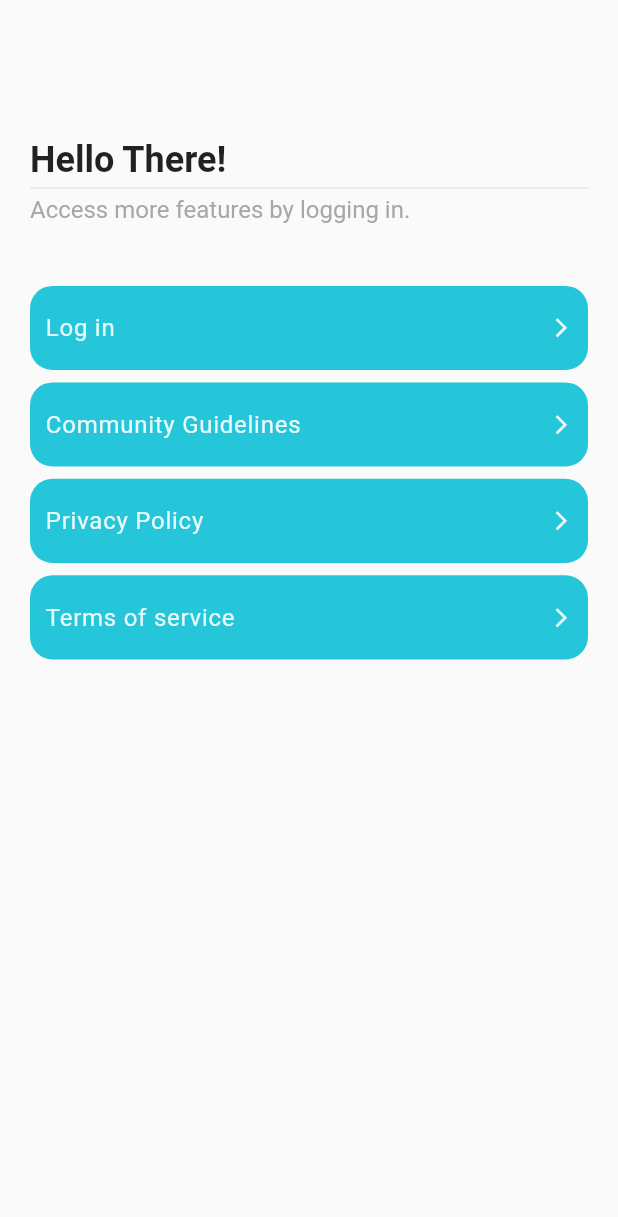
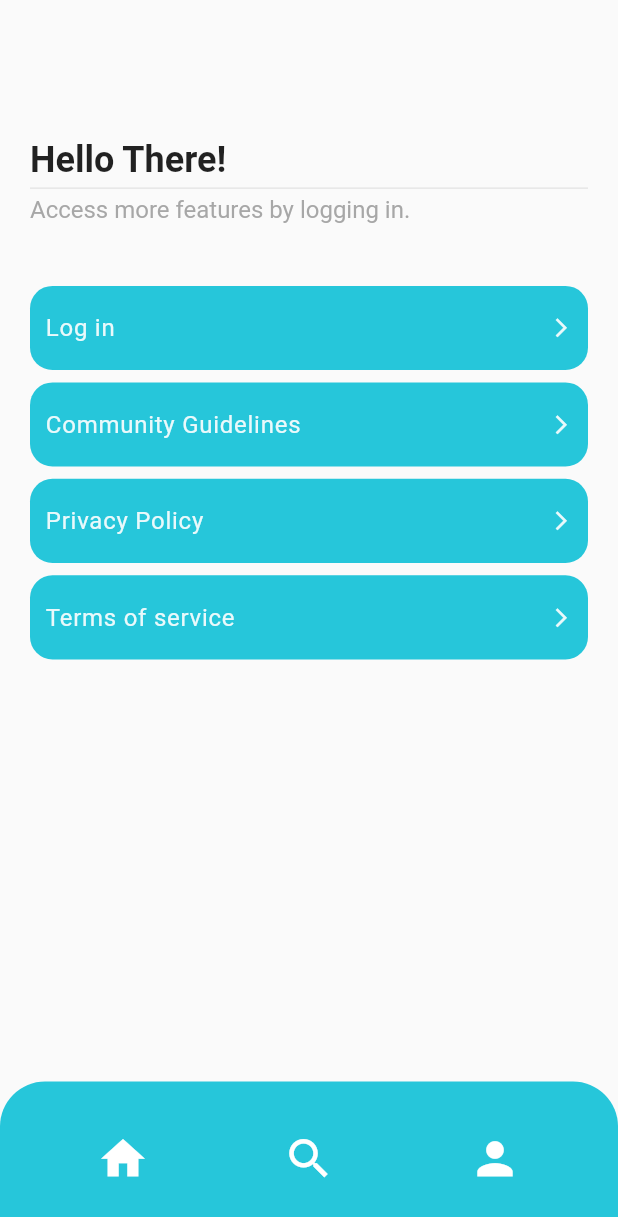
Before and after one commit to wzslr321/road_runner, a Flutter app: the ProfilePageView screen opened directly, on a phone screen of 412 x 824 dp. Shown: the top 1217 px of the screen. Run offline on Flutter 3.47's test engine with Material 2 defaults, Android fonts, the light colour scheme and no system bars; our stand-ins replace auto_route, bloc, flutter_bloc, freezed_annotation; generated files the repository leaves out were written again.

Commit message:
search integration with bloc

```diff
--- /dev/null
+++ b/client/lib/application/search/search_event.dart
@@ -0,0 +1,7 @@
+part of 'search_bloc.dart';
+
+@freezed
+class SearchEvent with _$SearchEvent {
+  const factory SearchEvent.searchStarted() = SearchStarted;
+  const factory SearchEvent.searchSubmitted(String query) = SearchSubmitted;
+}
--- /dev/null
+++ b/client/lib/application/search/search_state.dart
@@ -0,0 +1,10 @@
+part of 'search_bloc.dart';
+
+@freezed
+class SearchState with _$SearchState {
+  const factory SearchState.initial() = Initial;
+
+  const factory SearchState.started() = Started;
+
+  const factory SearchState.submitted() = Submitted;
+}
--- a/client/lib/l10n/app_en.arb
+++ b/client/lib/l10n/app_en.arb
@@ -10,5 +10,6 @@
   "settingsLogIn": "Log in",
   "settingsTermsOfService": "Terms of service",
   "settingsCommunityGuidelines": "Community Guidelines",
-  "settingsPrivacyPolicy": "Privacy Policy"
+  "settingsPrivacyPolicy": "Privacy Policy",
+  "searchInputHolder": "Where do you want to go?"
 }
--- a/client/lib/l10n/app_pl.arb
+++ b/client/lib/l10n/app_pl.arb
@@ -4,5 +4,6 @@
   "settingsLogIn": "Zaloguj się",
   "settingsTermsOfService": "Zasady użytkowania",
   "settingsCommunityGuidelines": "Wytyczne społeczności",
-  "settingsPrivacyPolicy": "Polityka prywatności"
+  "settingsPrivacyPolicy": "Polityka prywatności",
+  "searchInputHolder": "Dokąd chcesz się udać?"
 }
--- a/client/lib/presentation/core/widgets/bottom_navbar/bottom_navbar.dart
+++ b/client/lib/presentation/core/widgets/bottom_navbar/bottom_navbar.dart
@@ -1,10 +1,15 @@
+import 'package:auto_route/auto_route.dart';
 import 'package:flutter/material.dart';
+import 'package:flutter_bloc/flutter_bloc.dart';
 
 import '../../../../../utils/extensions.dart';
+import '../../../../application/search/search_bloc.dart';
 import '../../../router/router.dart';
 import '../../constants/colors.dart';
 import '../../constants/dimensions.dart';
 import 'bottom_navbar_element.dart';
+import 'extended_search_element.dart';
+import 'search_element.dart';
 
 class BottomNavBar extends StatelessWidget {
   const BottomNavBar({Key? key}) : super(key: key);
@@ -25,26 +30,39 @@ class BottomNavBar extends StatelessWidget {
             topRight: radius,
           ),
         ),
-        child: const Padding(
-            padding: EdgeInsets.symmetric(
+        child: Padding(
+          padding: const EdgeInsets.symmetric(
             vertical: verticalPadding,
             horizontal: horizontalPadding,
           ),
-            child: Row(
+          child: BlocConsumer<SearchBloc, SearchState>(
+            listener: (context, state) {
+              // TODO: implement listener
+            },
+            builder: (context, state) {
+              if(state is Started) {
+                return const ExtendedSearchElement();
+              }
+              if(state is Submitted) {
+                context.router.push(const SearchResultsRoute());
+              }
+              return const Row(
                 mainAxisAlignment: MainAxisAlignment.spaceAround,
                 children: [
                   BottomNavbarElement(
-                    icon: Icons.home, redirectionRoute: HomeRoute()),
-                BottomNavbarElement(
-                  icon: Icons.search,
-                  redirectionRoute: SearchRoute(),
+                    icon: Icons.home,
+                    redirectionRoute: HomeRoute(),
                   ),
+                  SearchElement(),
                   BottomNavbarElement(
                     icon: Icons.person,
                     redirectionRoute: ProfileRoute(),
                   ),
                 ],
-            )),
+              );
+            },
+          ),
+        ),
       ),
     );
   }
--- /dev/null
+++ b/client/lib/presentation/core/widgets/bottom_navbar/search_element.dart
@@ -0,0 +1,20 @@
+import 'package:flutter/material.dart';
+import 'package:flutter_bloc/flutter_bloc.dart';
+
+import '../../../../application/search/search_bloc.dart';
+
+class SearchElement extends StatelessWidget {
+  const SearchElement({Key? key}) : super(key: key);
+
+  @override
+  Widget build(BuildContext context) {
+    return InkWell(
+      onTap: () => context.read<SearchBloc>().add(const SearchStarted()),
+      child: const Icon(
+        Icons.search,
+        color: Colors.white,
+        size: 35,
+      ),
+    );
+  }
+}
--- a/client/lib/presentation/pages/ex_pages.dart
+++ b/client/lib/presentation/pages/ex_pages.dart
@@ -2,3 +2,4 @@ export 'home_page/home_page.dart';
 export 'profile_page/profile_page.dart';
 export 'search_page/search_page.dart';
 export 'splash_page/splash_page.dart';
+export 'search_results_page/search_results_page.dart';
--- a/client/lib/presentation/pages/profile_page/profile_page_view.dart
+++ b/client/lib/presentation/pages/profile_page/profile_page_view.dart
@@ -2,6 +2,7 @@ import 'package:flutter/material.dart';
 
 import '../../../utils/extensions.dart';
 import '../../core/constants/dimensions.dart';
+import '../../core/widgets/bottom_navbar/bottom_navbar.dart';
 import 'widgets/ex_widgets.dart';
 import 'widgets/greeting.dart';
 import 'widgets/settings_element/settings_element_log_in.dart';
@@ -12,7 +13,9 @@ class ProfilePageView extends StatelessWidget {
   @override
   Widget build(BuildContext context) {
     return Scaffold(
-      body: Padding(
+      body: Stack(
+        children: [
+          Padding(
             padding: const EdgeInsets.symmetric(
               horizontal: horizontalPadding,
               vertical: verticalPadding,
@@ -44,6 +47,9 @@ class ProfilePageView extends StatelessWidget {
               ],
             ),
           ),
+          const BottomNavBar(),
+        ],
+      ),
     );
   }
 }
--- a/client/lib/presentation/router/router.dart
+++ b/client/lib/presentation/router/router.dart
@@ -16,6 +16,7 @@ part 'router.gr.dart';
     AutoRoute<HomePage>(page: HomePage),
     AutoRoute<SearchPage>(page: SearchPage),
     AutoRoute<ProfilePage>(page: ProfilePage),
+    AutoRoute<SearchResultsPage>(page: SearchResultsPage),
   ],
 )
 class AppRouter extends _$AppRouter {}
--- a/client/pubspec.yaml
+++ b/client/pubspec.yaml
@@ -18,6 +18,7 @@ dependencies:
   flutter_localizations:
     sdk: flutter
   intl: any
+  freezed_annotation: ^2.2.0
 
 dev_dependencies:
   analyzer: ^5.7.1
@@ -29,6 +30,7 @@ dev_dependencies:
   auto_route_generator: ^5.0.3
   flutter_gen_runner: ^5.2.0
   flutter_launcher_icons: ^0.12.0
+  freezed: ^2.3.2
 
 flutter:
   uses-material-design: true
```
Also changed, not shown: client/lib/application/search/search_bloc.dart (added, +19 -0 lines), client/lib/presentation/core/widgets/bottom_navbar/extended_search_element.dart (added, +22 -0 lines), client/lib/presentation/pages/home_page/home_page.dart (+6 -1 lines), client/lib/presentation/pages/search_page/search_page_view.dart (+28 -1 lines), client/lib/presentation/pages/search_results_page/search_results_page.dart (added, +12 -0 lines), client/lib/presentation/pages/search_results_page/search_results_page_view.dart (added, +10 -0 lines), client/pubspec.lock, 1 other file. Lines whose indentation alone changed are shown as unchanged.
